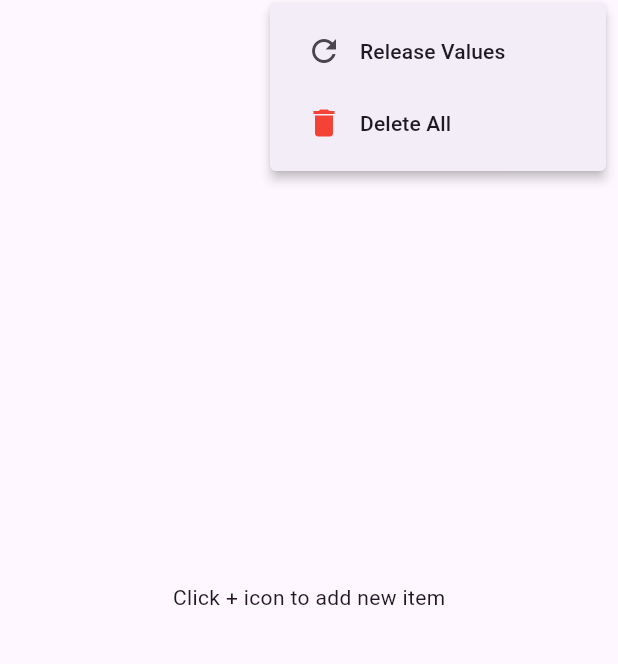
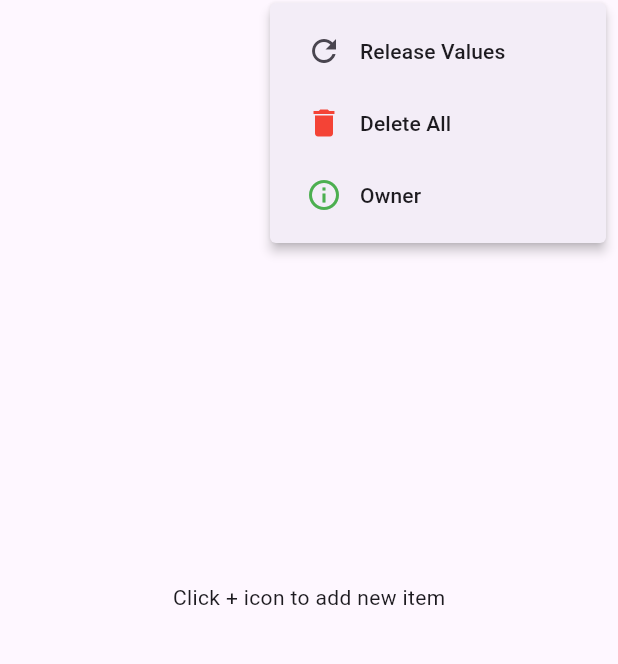
Before and after one commit to CodeWApiipakar/counter_app, a Flutter app: the Home screen opened directly, after a tap on the "more vert" icon, on a phone screen of 412 x 824 dp, the part 63-727 px from its top. Run offline on Flutter 3.47's test engine with Material 3 defaults, Android fonts, the phone set to English and light mode, and no system bars; our stand-ins replace shared_preferences; missing offline and left inert: easy_url_launcher; accounts and stored records are empty.

Commit message:
last touches 1

```diff
--- a/lib/components/myAppBar.dart
+++ b/lib/components/myAppBar.dart
@@ -1,8 +1,10 @@
 import 'package:counter/components/controls.dart';
+import 'package:counter/screens/history.dart';
+import 'package:counter/screens/owner.dart';
 import 'package:flutter/material.dart';
 import 'package:shared_preferences/shared_preferences.dart';
 
-AppBar myAppBar(addFuntion, updateState) {
+AppBar myAppBar(context, addFuntion, updateState) {
   Controls control = Controls();
   return AppBar(
     automaticallyImplyLeading: false,
@@ -15,7 +17,12 @@ AppBar myAppBar(addFuntion, updateState) {
             icon: Icon(Icons.add_circle),
           ),
           IconButton(
-            onPressed: () {},
+            onPressed: () {
+              Navigator.push(
+                context,
+                MaterialPageRoute(builder: (context) => History()),
+              );
+            },
             icon: Icon(Icons.history),
           ),
           PopupMenuButton<String>(
@@ -55,6 +62,25 @@ AppBar myAppBar(addFuntion, updateState) {
                     ],
                   ),
                 ),
+                PopupMenuItem<String>(
+                  onTap: () {
+                    Navigator.push(
+                      context,
+                      MaterialPageRoute(builder: (context) => Aboutme()),
+                    );
+                  },
+                  child: Row(
+                    children: [
+                      IconButton(
+                          onPressed: () {},
+                          icon: const Icon(
+                            Icons.info_outline,
+                            color: Colors.green,
+                          )),
+                      Text("Owner"),
+                    ],
+                  ),
+                ),
               ];
             },
             icon: Icon(Icons.more_vert),
--- a/lib/main.dart
+++ b/lib/main.dart
@@ -77,7 +77,7 @@
   Widget build(BuildContext context) {
     var screenSize = MediaQuery.of(context).size;
     return Scaffold(
-        appBar: myAppBar(addNewItem, setState),
+        appBar: myAppBar(context, addNewItem, setState),
         body: Controls.items.isEmpty
             ? const Center(
                 child: Text("Click + icon to add new item"),
```
Also changed, not shown: lib/screens/history.dart (added, +26 -0 lines), lib/screens/owner.dart (added, +65 -0 lines), pubspec.yaml (+7 -0 lines), Assets/Photo.jpeg (added), pubspec.lock, 31 other files.
